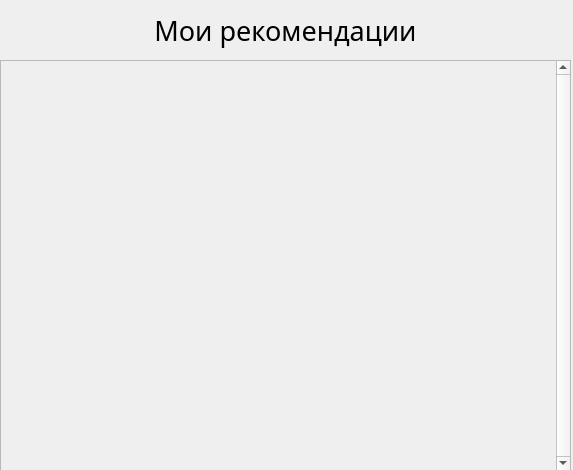
Qt form RecommendationsWindow_design.ui (korovkinjaroslav/Books-) before a commit.
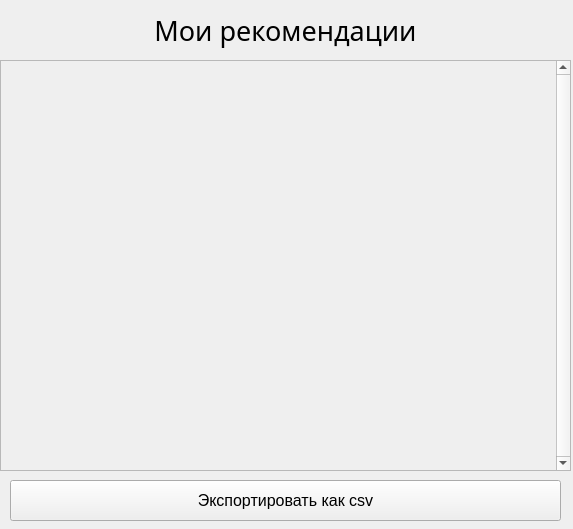
The same form after that commit.

```diff
--- a/RecommendationsWindow_design.ui
+++ b/RecommendationsWindow_design.ui
@@ -7,7 +7,7 @@
     <x>0</x>
     <y>0</y>
     <width>573</width>
-    <height>470</height>
+    <height>529</height>
    </rect>
   </property>
   <property name="windowTitle">
@@ -64,6 +64,24 @@
     </property>
    </widget>
   </widget>
+  <widget class="QPushButton" name="csv_button">
+   <property name="geometry">
+    <rect>
+     <x>10</x>
+     <y>480</y>
+     <width>551</width>
+     <height>41</height>
+    </rect>
+   </property>
+   <property name="font">
+    <font>
+     <pointsize>12</pointsize>
+    </font>
+   </property>
+   <property name="text">
+    <string>Экспортировать как csv</string>
+   </property>
+  </widget>
  </widget>
  <resources/>
  <connections/>
```
